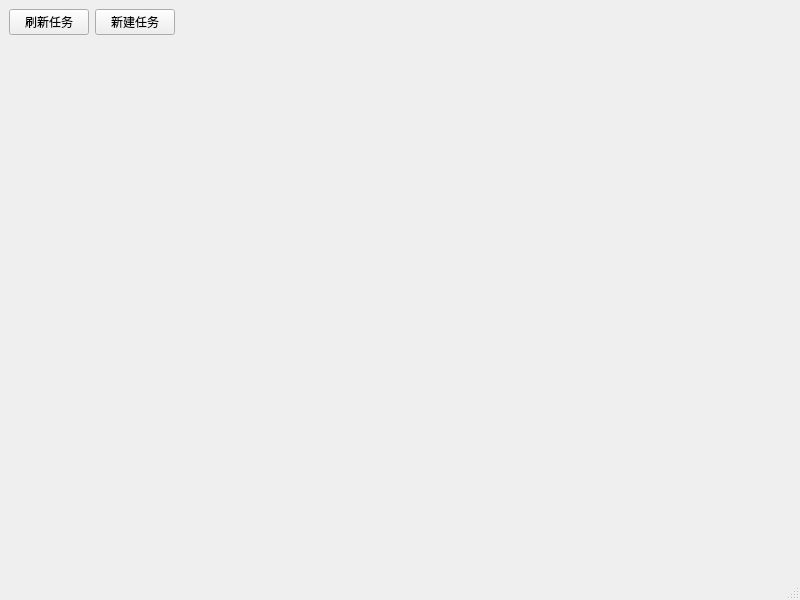
Before: the Qt Designer form client/src/ui/main_windows.ui in MR-CCY/TaskHub, drawn with Qt 5.
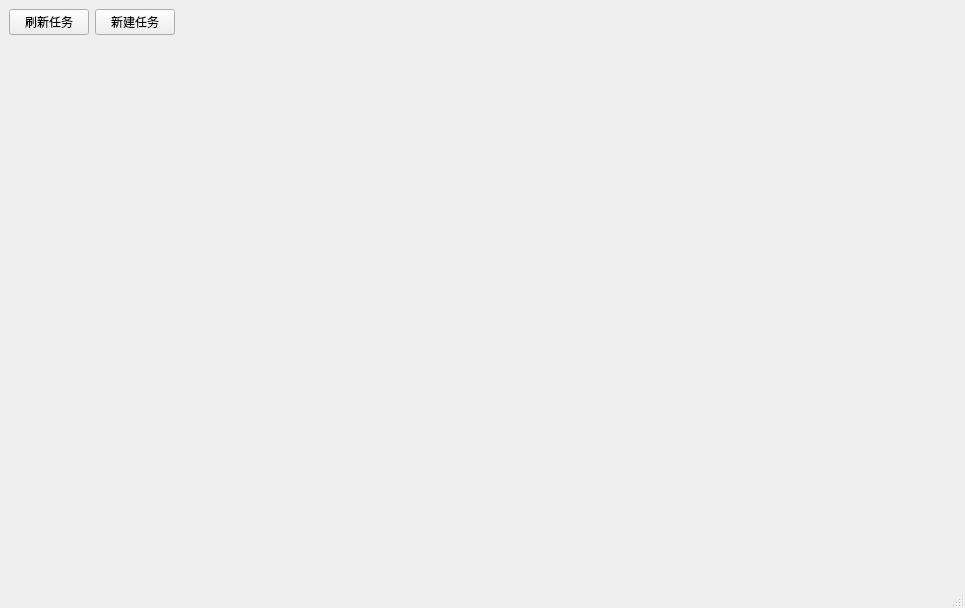
After: the same form once the commit is applied.

What changed in the file:
```diff
--- a/client/src/ui/main_windows.ui
+++ b/client/src/ui/main_windows.ui
@@ -6,8 +6,8 @@
    <rect>
     <x>0</x>
     <y>0</y>
-    <width>800</width>
-    <height>600</height>
+    <width>965</width>
+    <height>608</height>
    </rect>
   </property>
   <property name="windowTitle">
```
Left out of the diff: 2 changed lines with no effect on the pictures.
